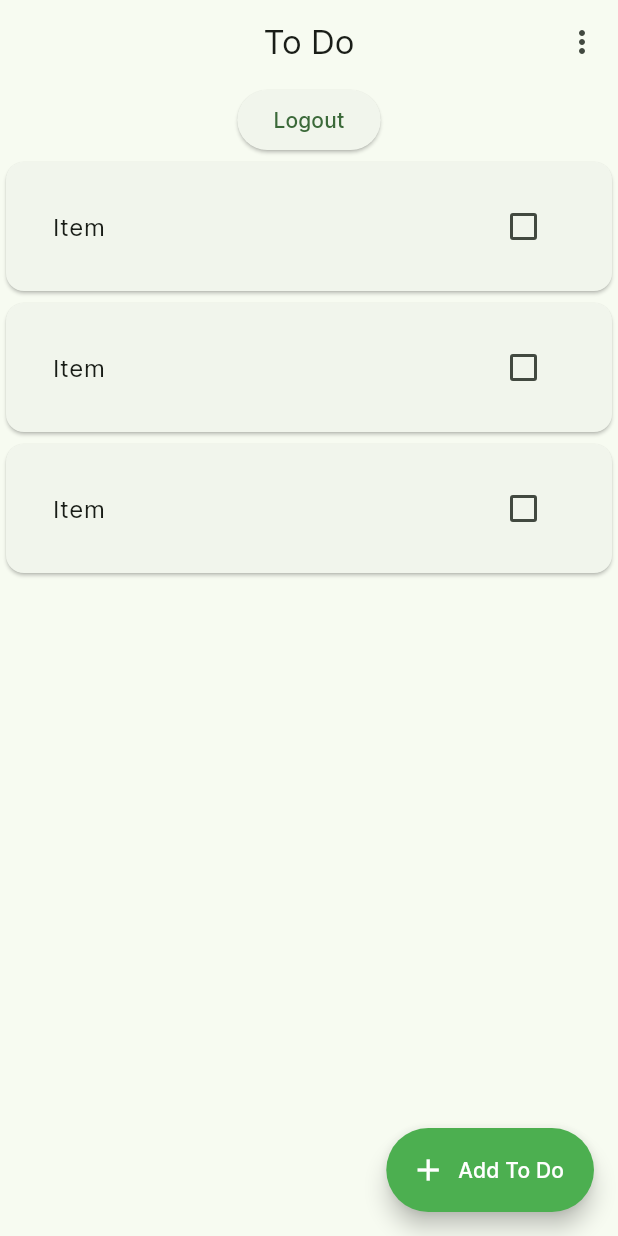
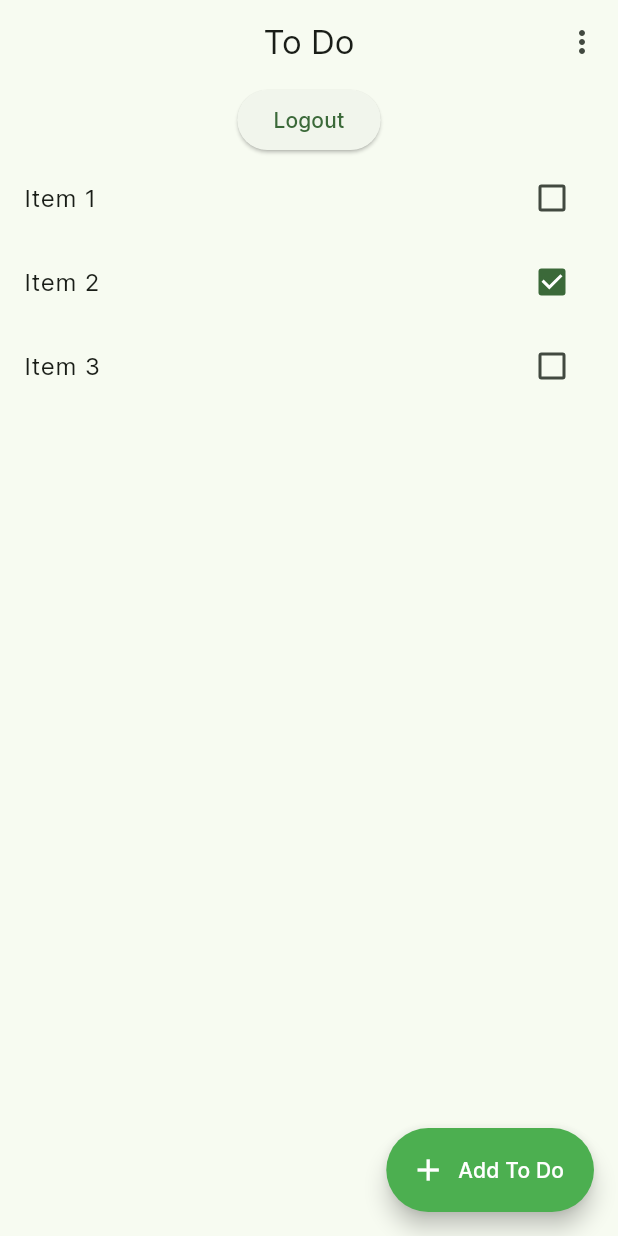
Before and after one commit to nihadgithub/flutter-todo-firebase, a Flutter app: the HomeScreen screen opened directly, on a phone screen of 412 x 824 dp. Run offline on Flutter 3.47's test engine with Material 2 defaults, Android fonts, the phone set to English and light mode, and no system bars; our stand-ins replace firebase_auth, firebase_core; accounts and stored records are empty.

Commit message:
feature 0.2

```diff
--- /dev/null
+++ b/lib/models/todo_model.dart
@@ -0,0 +1,5 @@
+class TodoModel{
+  String ? text;
+  bool ? isChecked;
+  TodoModel({this.text,this.isChecked});
+}
--- a/lib/widgets/todo_list.dart
+++ b/lib/widgets/todo_list.dart
@@ -1,4 +1,5 @@
 import 'package:flutter/material.dart';
+import 'package:todo_firebase/models/todo_model.dart';
 
 class TodoList extends StatefulWidget {
   const TodoList({super.key});
@@ -8,10 +9,29 @@ class TodoList extends StatefulWidget {
 }
 
 class _TodoListState extends State<TodoList> {
+  List<TodoModel> todoList = [
+    TodoModel(text: "Item 1", isChecked: false),
+    TodoModel(text: "Item 2", isChecked: true),
+    TodoModel(text: "Item 3", isChecked: false),
+  ];
 
   @override
   Widget build(BuildContext context) {
-    return ListView.builder(
+    return ListView(
+      /*children: todoList.map((e) => Text(e.text.toString())).toList(),*/
+
+      children: todoList
+          .map((e) => CheckboxListTile(
+              value: e.isChecked,
+              title: Text(e.text.toString()),
+              onChanged: (bool? val) {
+                setState(() {
+                  e.isChecked = val;
+                });
+              }))
+          .toList(),
+    );
+    /*return ListView.builder(
         itemCount: 3,
         itemBuilder: (context, index) {
           return Card(
@@ -30,6 +50,6 @@ class _TodoListState extends State<TodoList> {
 
             ),
           ));
-        });
+        });*/
   }
 }
```
